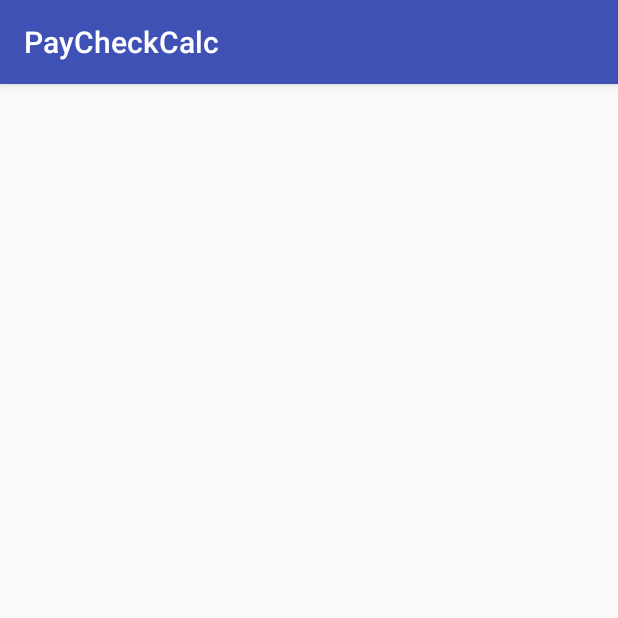
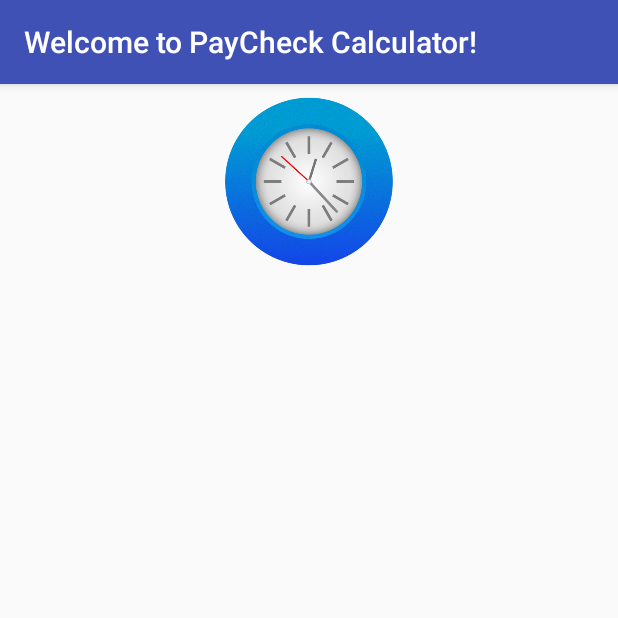
Before and after one commit to asaf123098/PayCheckCalc, an Android app: the screen it shows after launch (MainActivity), on a phone screen of 412 x 824 dp, the top half of it. Run offline under Robolectric (Android 15) with nearby library versions, the phone set to English and light mode, and no system bars.

Commit message:
dialog finished

```diff
--- a/app/src/main/java/com/example/asaf/paycheckcalc/MainActivity.java
+++ b/app/src/main/java/com/example/asaf/paycheckcalc/MainActivity.java
@@ -1,61 +1,51 @@
 package com.example.asaf.paycheckcalc;
 
 import android.app.AlertDialog;
+import android.app.Dialog;
 import android.content.DialogInterface;
 import android.support.v7.app.AppCompatActivity;
 import android.os.Bundle;
 import android.text.Layout;
 import android.view.LayoutInflater;
+import android.view.View;
 import android.view.ViewGroup;
+import android.widget.AdapterView;
 import android.widget.ArrayAdapter;
+import android.widget.Button;
 import android.widget.LinearLayout;
+import android.widget.ListView;
 import android.widget.TextView;
 
-public class MainActivity extends AppCompatActivity implements DialogInterface.OnClickListener {
+public class MainActivity extends AppCompatActivity implements AdapterView.OnItemClickListener{
 
     private int perHourRate;
+    private Dialog dialog;
+    private ArrayAdapter<String> arrayAdapter;
+    private ListView listView;
 
     @Override
     protected void onCreate(Bundle savedInstanceState) {
         super.onCreate(savedInstanceState);
         setContentView(R.layout.activity_main);
 
-        AlertDialog.Builder builderSingle = new AlertDialog.Builder(this);
-        builderSingle.setTitle("Select One Name:-");
+        createDialog();
+    }
 
-        final ArrayAdapter<String> arrayAdapter = new ArrayAdapter<String>(this, android.R.layout.select_dialog_item);
-
+    private void createDialog()
+    {
+        dialog = new Dialog(this);
+        dialog.setContentView(R.layout.rate_dialog);
+        listView = (ListView) dialog.findViewById(R.id.list_item);
+        arrayAdapter = new ArrayAdapter<String>(this, android.R.layout.select_dialog_item);
         for(int i = 0 ; i<=100; i++) {
             arrayAdapter.add(String.valueOf(i));
         }
-        builderSingle.setNegativeButton("cancel", new DialogInterface.OnClickListener() {
-            @Override
-            public void onClick(DialogInterface dialog, int which) {
-                dialog.dismiss();
-            }
-        });
-
-        builderSingle.setAdapter(arrayAdapter, new DialogInterface.OnClickListener() {
-            @Override
-            public void onClick(DialogInterface dialog, int which) {
-                String strName = arrayAdapter.getItem(which);
-                AlertDialog.Builder builderInner = new AlertDialog.Builder(MainActivity.this);
-                builderInner.setMessage(strName);
-                builderInner.setTitle("Your Selected Item is");
-                builderInner.setPositiveButton("Ok", new DialogInterface.OnClickListener() {
-                    @Override
-                    public void onClick(DialogInterface dialog,int which) {
-                        dialog.dismiss();
-                    }
-                });
-                builderInner.show();
-            }
-        });
-        builderSingle.show();
+        listView.setAdapter(arrayAdapter);
+        dialog.show();
     }
 
     @Override
-    public void onClick(DialogInterface dialog, int which) {
+    public void onItemClick(AdapterView<?> parent, View view, int position, long id) {
 
     }
 }
--- a/app/src/main/res/layout/activity_main.xml
+++ b/app/src/main/res/layout/activity_main.xml
@@ -1,11 +1,13 @@
 <?xml version="1.0" encoding="utf-8"?>
-<android.support.constraint.ConstraintLayout
+<RelativeLayout
     xmlns:android="http://schemas.android.com/apk/res/android"
-    xmlns:tools="http://schemas.android.com/tools"
-    android:layout_width="match_parent"
     android:layout_height="match_parent"
-    tools:context="com.example.asaf.paycheckcalc.MainActivity">
+    android:layout_width="match_parent">
+
+    <ImageView
+        android:layout_width="match_parent"
+        android:layout_height="130dp"
+        android:src="@drawable/clock"/>
 
 
-
-</android.support.constraint.ConstraintLayout>
+    </RelativeLayout>
--- a/build.gradle
+++ b/build.gradle
@@ -5,7 +5,7 @@ buildscript {
         jcenter()
     }
     dependencies {
-        classpath 'com.android.tools.build:gradle:2.3.0'
+        classpath 'com.android.tools.build:gradle:2.3.1'
 
         // NOTE: Do not place your application dependencies here; they belong
         // in the individual module build.gradle files
```
Also changed, not shown: app/src/main/AndroidManifest.xml (+8 -1 lines), app/src/main/java/com/example/asaf/paycheckcalc/RateDialog.java (deleted, +0 -17 lines), app/src/main/res/layout/rate_dialog.xml (added, +23 -0 lines), app/src/main/res/drawable/clock.png (added).
